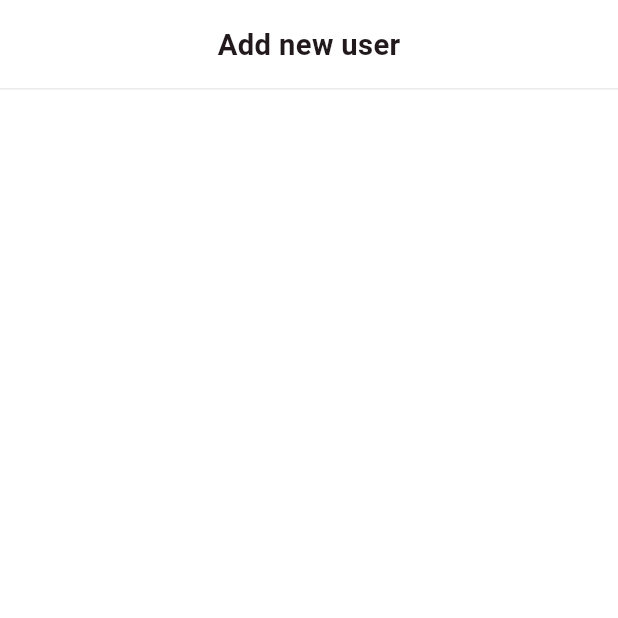
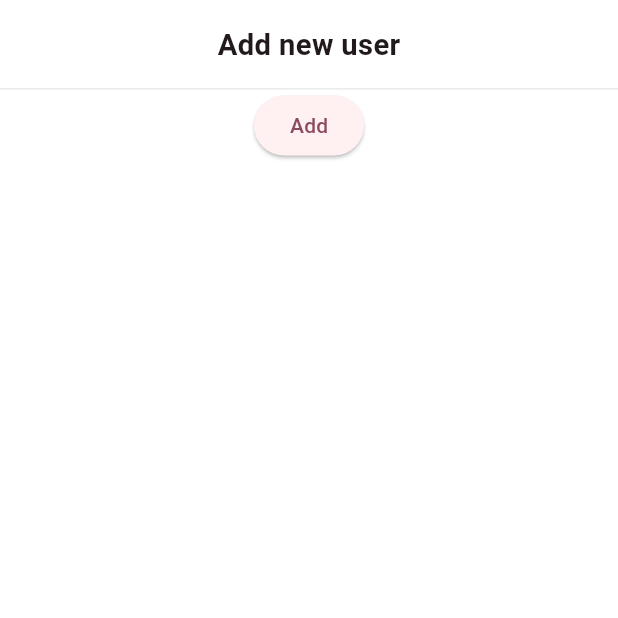
Before and after one commit to nihil-sine-nikhil/assi, a Flutter app: the HomeScreen screen opened directly, on a phone screen of 412 x 824 dp, the top half of it. Run offline on Flutter 3.47's test engine with Material 3 defaults, Android fonts, the phone set to English and light mode, and no system bars; our stand-ins replace bloc, cloud_firestore, equatable, firebase_auth, firebase_core, flutter_bloc and 4 more; accounts and stored records are empty.

Commit message:
- 9th commit

```diff
--- a/lib/src/data/blocs/users/users_event.dart
+++ /dev/null
@@ -1,8 +0,0 @@
-part of 'users_bloc.dart';
-
-@immutable
-abstract class UsersEvent {}
-
-class UsersEventFetchAll extends UsersEvent {}
-
-class UsersEventInit extends UsersEvent {}
--- a/lib/src/data/models/users_model.dart
+++ b/lib/src/data/models/users_model.dart
@@ -5,6 +5,7 @@ class UserModel {
   final String email;
   final String phone;
   final String team;
+  final bool canLogin;
   final String role;
   final String profilePic;
   dynamic createdOn;
@@ -13,6 +14,7 @@ class UserModel {
     this.documentID,
     required this.lastName,
     required this.firstName,
+    required this.canLogin,
     required this.role,
     required this.email,
     required this.phone,
@@ -25,6 +27,7 @@ class UserModel {
   factory UserModel.fromMap(Map<String, dynamic> map) {
     return UserModel(
       lastName: map['lastName'],
+      canLogin: map['canLogin'],
       firstName: map['firstName'],
       profilePic: map['profilePic'],
       role: map['role'],
@@ -37,6 +40,7 @@ class UserModel {
     return {
       'lastName': lastName,
       'firstName': firstName,
+      'canLogin': canLogin,
       'profilePic': profilePic,
       'role': role,
       'email': email,
--- a/lib/src/display/screens/home/home_screen.dart
+++ b/lib/src/display/screens/home/home_screen.dart
@@ -1,9 +1,7 @@
-import 'package:assignment/src/domain/blocs.dart';
+import 'package:assignment/src/display/screens/add_new_user/add_new_user_screen.dart';
+import 'package:cloud_firestore/cloud_firestore.dart';
 import 'package:flutter/material.dart';
-import 'package:flutter_bloc/flutter_bloc.dart';
 import 'package:flutter_screenutil/flutter_screenutil.dart';
-
-import '../../../data/blocs/users/users_bloc.dart';
 
 class HomeScreen extends StatelessWidget {
   const HomeScreen({super.key});
@@ -12,9 +10,7 @@ class HomeScreen extends StatelessWidget {
   Widget build(BuildContext context) {
     final double screenWidth = MediaQuery.sizeOf(context).width;
     final double screenNotch = MediaQuery.paddingOf(context).top;
-    return BlocProvider.value(
-      value: usersBloc..add(UsersEventInit()),
-      child: Scaffold(
+    return Scaffold(
       appBar: PreferredSize(
           preferredSize: Size(screenWidth, 50.h + screenNotch),
           child: SizedBox(
@@ -23,8 +19,7 @@ class HomeScreen extends StatelessWidget {
             child: DecoratedBox(
               decoration: BoxDecoration(
                   border: Border(
-                        bottom:
-                            BorderSide(color: Color(0x2d858484), width: 1))),
+                      bottom: BorderSide(color: Color(0x2d858484), width: 1))),
               child: Padding(
                 padding: EdgeInsets.only(top: screenNotch),
                 child: Center(
@@ -39,7 +34,71 @@ class HomeScreen extends StatelessWidget {
               ),
             ),
           )),
+      body: Column(
+        children: [
+          ElevatedButton(
+              onPressed: () {
+                Navigator.push(
+                  context,
+                  MaterialPageRoute(
+                    builder: (
+                      context,
+                    ) =>
+                        AddNewUserScreen(),
+                  ),
+                );
+              },
+              child: Text('Add')),
+          Expanded(
+            child: StreamBuilder(
+              stream:
+                  FirebaseFirestore.instance.collection('users').snapshots(),
+              builder: (context, snapshot) {
+                if (snapshot.connectionState == ConnectionState.waiting) {
+                  return const CustomCircularIndicator();
+                }
+
+                if (snapshot.hasError) {
+                  return Center(
+                    child: Text(
+                      snapshot.error.toString(),
+                    ),
+                  );
+                }
+                if (snapshot.hasData) {
+                  return ListView(
+                    children: snapshot.data!.docs
+                        .map((DocumentSnapshot document) {
+                          Map<String, dynamic> data =
+                              document.data()! as Map<String, dynamic>;
+                          return ListTile(
+                            title: Text(data['firstName']),
+                            subtitle: Text(data['lastName']),
+                          );
+                        })
+                        .toList()
+                        .cast(),
+                  );
+                }
+                return const CustomCircularIndicator();
+              },
+            ),
+          ),
+        ],
       ),
     );
   }
 }
+
+class CustomCircularIndicator extends StatelessWidget {
+  const CustomCircularIndicator({super.key});
+
+  @override
+  Widget build(BuildContext context) {
+    return const Center(
+      child: CircularProgressIndicator(
+        color: Colors.black,
+      ),
+    );
+  }
+}
--- a/lib/src/domain/blocs.dart
+++ b/lib/src/domain/blocs.dart
@@ -1,3 +1,3 @@
-import '../data/blocs/users/users_bloc.dart';
+import '../data/blocs/users/user_bloc.dart';
 
-UsersBloc usersBloc = UsersBloc();
+UserBloc userBloc = UserBloc();
--- a/pubspec.yaml
+++ b/pubspec.yaml
@@ -40,6 +40,7 @@ dependencies:
   firebase_auth: ^4.2.2
   firebase_core: ^2.13.0
   flutter_svg: 2.0.6
+  equatable: ^2.0.5
   firebase_messaging: ^14.6.7
   flutter_screenutil: ^5.9.0
   gap: ^3.0.1
```
Also changed, not shown: lib/main.dart (+7 -1 lines), lib/src/data/blocs/users/user_bloc.dart (added, +43 -0 lines), lib/src/data/blocs/users/user_event.dart (added, +31 -0 lines), lib/src/data/blocs/users/user_state.dart (added, +47 -0 lines), lib/src/data/blocs/users/users_bloc.dart (deleted, +0 -35 lines), lib/src/data/blocs/users/users_state.dart (deleted, +0 -12 lines), lib/src/data/models/firestore_response_models/generic_response_model.dart (added, +11 -0 lines), lib/src/data/services/firebase_services.dart (+41 -2 lines), lib/src/display/screens/add_new_user/add_new_user_screen.dart (+53 -4 lines), pubspec.lock. Lines whose indentation alone changed are shown as unchanged.
